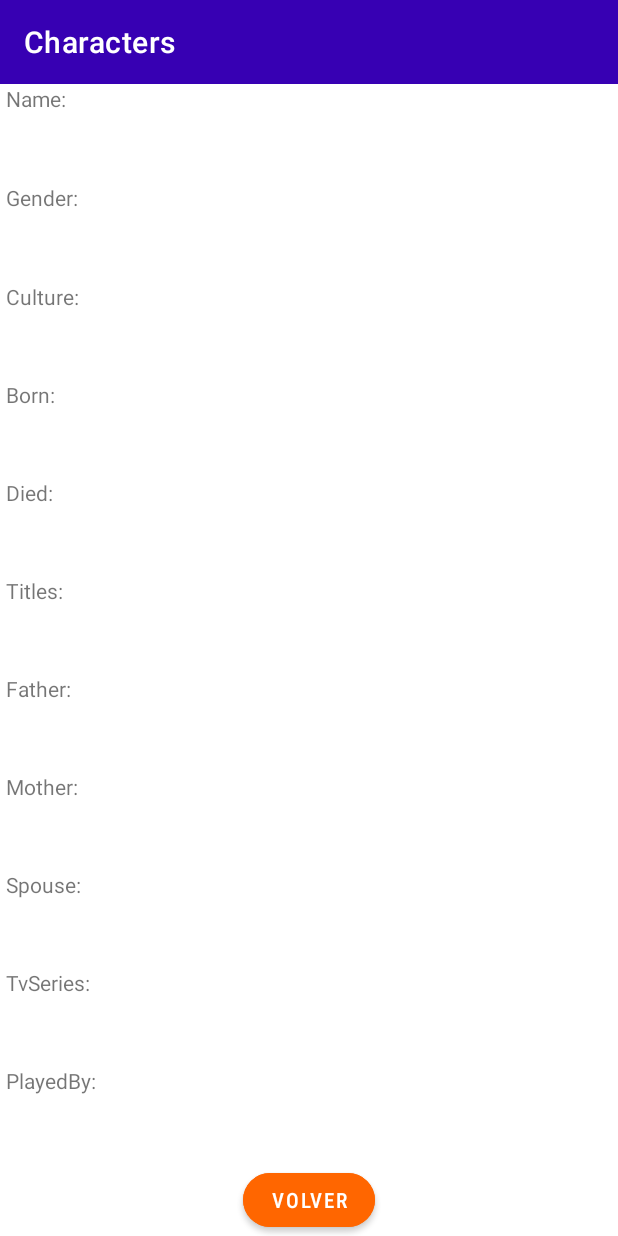
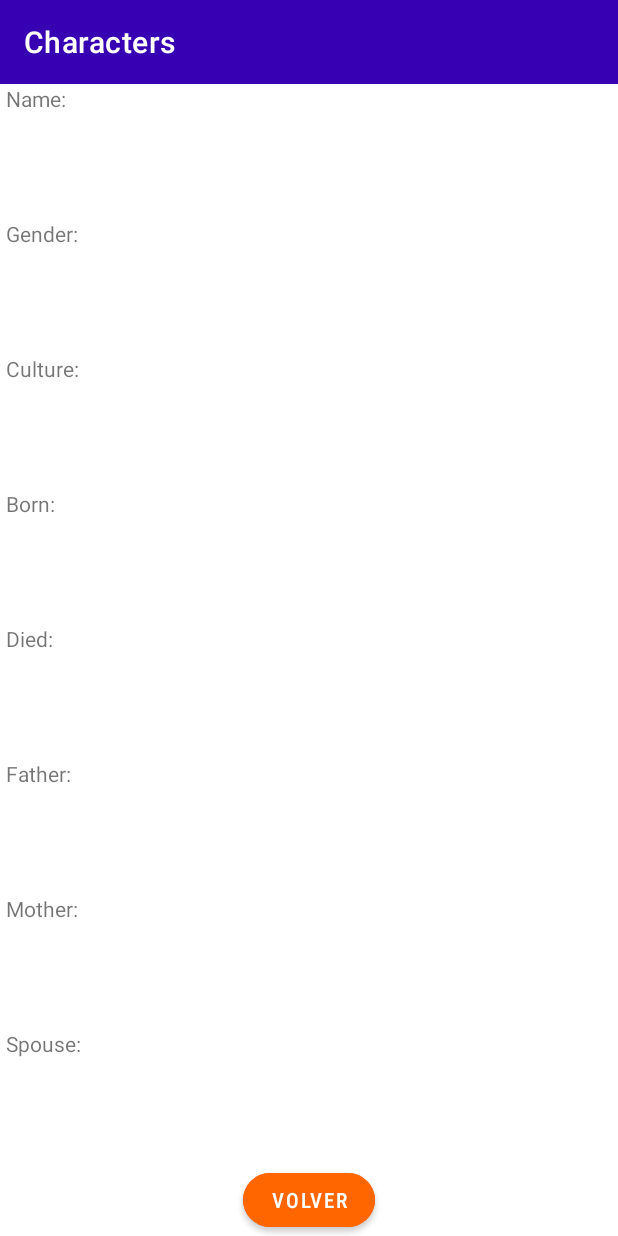
Before and after one commit to CarolinaAGomez/AppMoviles, an Android app: the ItemCharacterActivity screen opened directly, with no data from a screen before it, on a phone screen of 412 x 824 dp. Run offline under Robolectric (Android 15) with nearby library versions, the phone set to English and light mode, and no system bars; 9 statements that could not run were skipped.

```diff
--- a/app/src/main/java/com/UNLa/primeraentrega_tallerdeaplicacionesmoviles/CharacterAdapter.java
+++ b/app/src/main/java/com/UNLa/primeraentrega_tallerdeaplicacionesmoviles/CharacterAdapter.java
@@ -8,11 +8,12 @@ import android.widget.TextView;
 import androidx.annotation.NonNull;
 import androidx.recyclerview.widget.RecyclerView;
 
+import java.util.ArrayList;
 import java.util.List;
 
 public class CharacterAdapter extends RecyclerView.Adapter<CharacterAdapter.CharacterViewHolder> {
 
-    List<Character> characters;
+    List<Character> characters = new ArrayList<>();
     OnItemClickListener onItemClickListener;
 
     public CharacterAdapter(List<Character> characters, OnItemClickListener onItemClickListener) {
--- a/app/src/main/java/com/UNLa/primeraentrega_tallerdeaplicacionesmoviles/ItemCharacterActivity.java
+++ b/app/src/main/java/com/UNLa/primeraentrega_tallerdeaplicacionesmoviles/ItemCharacterActivity.java
@@ -13,8 +13,7 @@ public class ItemCharacterActivity extends AppCompatActivity {
 
     Toolbar my_toolbar;
     TextView tvName, tvGender, tvCulture, tvBorn, tvDied,
-            tvTitles, tvFather, tvMother, tvSpouse,
-            tvTvSeries, tvPlayedBy;
+            tvFather, tvMother, tvSpouse;
     Button btVolver;
 
     @Override
@@ -27,12 +26,10 @@ public class ItemCharacterActivity extends AppCompatActivity {
         tvCulture = findViewById(R.id.tvCulture);
         tvBorn = findViewById(R.id.tvBorn);
         tvDied = findViewById(R.id.tvDied);
-       tvTitles = findViewById(R.id.tvTitles);
         tvFather = findViewById(R.id.tvFather);
         tvMother = findViewById(R.id.tvMother);
         tvSpouse = findViewById(R.id.tvSpouse);
-        tvTvSeries = findViewById(R.id.tvTvSeries);
-        tvPlayedBy = findViewById(R.id.tvPlayedBy);
+
 
         btVolver = findViewById(R.id.btVolver);
         my_toolbar = findViewById(R.id.tbTittle);
@@ -50,24 +47,14 @@ public class ItemCharacterActivity extends AppCompatActivity {
         tvCulture.setText(tvCulture.getText() + character.getCulture());
         tvBorn.setText(tvBorn.getText() + character.getBorn());
         tvDied.setText(tvDied.getText() + character.getDied());
-     /*   if (character.getTitles() != null) {
-            String titles = String.join(",", character.getTitles());
-            tvTitles.setText(tvTitles.getText() + titles);
-        }
         tvFather.setText(tvFather.getText() + character.getFather());
         tvMother.setText(tvMother.getText() + character.getMother());
         tvSpouse.setText(tvSpouse.getText() + character.getSpouse());
-        if (character.getTvSeries() != null) {
-            String tvSeries = String.join(",", character.getTvSeries());
-            tvTvSeries.setText(tvTvSeries.getText() + tvSeries);
-        }
-        tvPlayedBy.setText(tvPlayedBy.getText() + character.getPlayedBy());*/
-
 
         btVolver.setOnClickListener(new View.OnClickListener() {
             @Override
             public void onClick(View view) {
-                Intent itemCharacterToMenuActivity = new Intent(ItemCharacterActivity.this, MainActivity.class);
+                Intent itemCharacterToMenuActivity = new Intent(ItemCharacterActivity.this, MainActivity2.class);
                 startActivity(itemCharacterToMenuActivity);
                 finish();
             }
--- a/app/src/main/java/com/UNLa/primeraentrega_tallerdeaplicacionesmoviles/MainActivity.java
+++ b/app/src/main/java/com/UNLa/primeraentrega_tallerdeaplicacionesmoviles/MainActivity.java
@@ -31,7 +31,7 @@ public class MainActivity extends AppCompatActivity {
         setSupportActionBar(my_toolbar);
         getSupportActionBar().setTitle("Lista de personajes");
 
-        setupAdapter();
+      //  setupAdapter();
     }
 
     @Override
@@ -40,7 +40,7 @@ public class MainActivity extends AppCompatActivity {
         return super.onCreateOptionsMenu(menu);
     }
 
-    @Override
+  /*  @Override
     public boolean onOptionsItemSelected(MenuItem item) {
         if (item.getItemId() == R.id.item_main_characters) {
             Toast.makeText(this, "Ya estás en esta pestaña", Toast.LENGTH_SHORT).show();
@@ -82,5 +82,5 @@ public class MainActivity extends AppCompatActivity {
         characters.add(new Character(55, "Aemond Targaryen", "Male", "Valyrian", "In 110 AC", "In 130 AC"));
         characters.add(new Character(1527, "Jaehaera Targaryen", "Female", "Valyrian", "In 123 AC", "In 133 AC"));
         return characters;
-    }
+    }*/
 }
--- a/app/src/main/java/com/UNLa/primeraentrega_tallerdeaplicacionesmoviles/MyApi.kt
+++ b/app/src/main/java/com/UNLa/primeraentrega_tallerdeaplicacionesmoviles/MyApi.kt
@@ -6,6 +6,6 @@ import retrofit2.http.GET
 interface MyApi {
 
     // devuelve una lista de post. call y callback esperan las respuestas
-    @GET("characters/")
+    @GET("characters?page=58")
     fun getCharacters(): Call<List<CharacterApiRest>>
 }
--- a/app/src/main/res/layout/activity_item_personaje.xml
+++ b/app/src/main/res/layout/activity_item_personaje.xml
@@ -52,13 +52,6 @@
         android:layout_weight="0.5"
         android:text="Died: " />
 
-    <TextView
-        android:id="@+id/tvTitles"
-        android:layout_width="match_parent"
-        android:layout_height="match_parent"
-        android:layout_marginStart="4dp"
-        android:layout_weight="0.5"
-        android:text="Titles: " />
 
     <TextView
         android:id="@+id/tvFather"
@@ -84,21 +77,6 @@
         android:layout_weight="0.5"
         android:text="Spouse: " />
 
-    <TextView
-        android:id="@+id/tvTvSeries"
-        android:layout_width="match_parent"
-        android:layout_height="match_parent"
-        android:layout_marginStart="4dp"
-        android:layout_weight="0.5"
-        android:text="TvSeries: " />
-
-    <TextView
-        android:id="@+id/tvPlayedBy"
-        android:layout_width="match_parent"
-        android:layout_height="match_parent"
-        android:layout_marginStart="4dp"
-        android:layout_weight="0.5"
-        android:text="PlayedBy: " />
 
     <Button
         android:id="@+id/btVolver"
```
Also changed, not shown: app/src/main/java/com/UNLa/primeraentrega_tallerdeaplicacionesmoviles/Character.java (+7 -41 lines), app/src/main/java/com/UNLa/primeraentrega_tallerdeaplicacionesmoviles/CharacterApiRest.kt (+9 -3 lines), app/src/main/java/com/UNLa/primeraentrega_tallerdeaplicacionesmoviles/MainActivity2.kt (+34 -9 lines).
